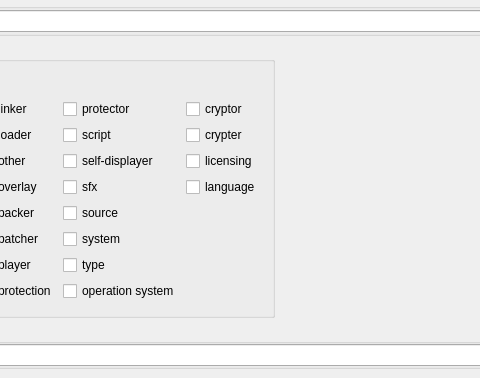
horsicq/DIE-sort, file gui_source/guimainwindow.ui: the form before one commit; both pictures show x 405 to 885 and y 209 to 587 of the 1031 by 871 pixel window.
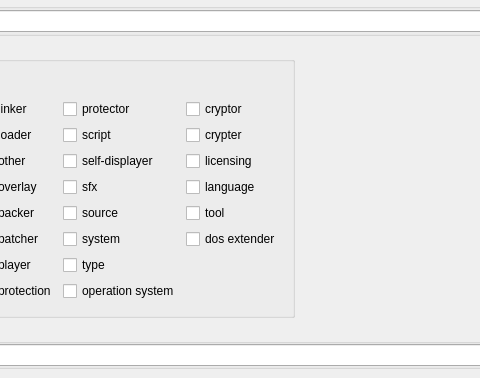
The form after the commit.

Patch:
```diff
--- a/gui_source/guimainwindow.ui
+++ b/gui_source/guimainwindow.ui
@@ -757,6 +757,20 @@
            </property>
           </widget>
          </item>
+         <item row="5" column="4">
+          <widget class="QCheckBox" name="checkBox_tool">
+           <property name="text">
+            <string>tool</string>
+           </property>
+          </widget>
+         </item>
+         <item row="6" column="4">
+          <widget class="QCheckBox" name="checkBox_dosextender">
+           <property name="text">
+            <string>dos extender</string>
+           </property>
+          </widget>
+         </item>
         </layout>
        </widget>
       </item>
```
